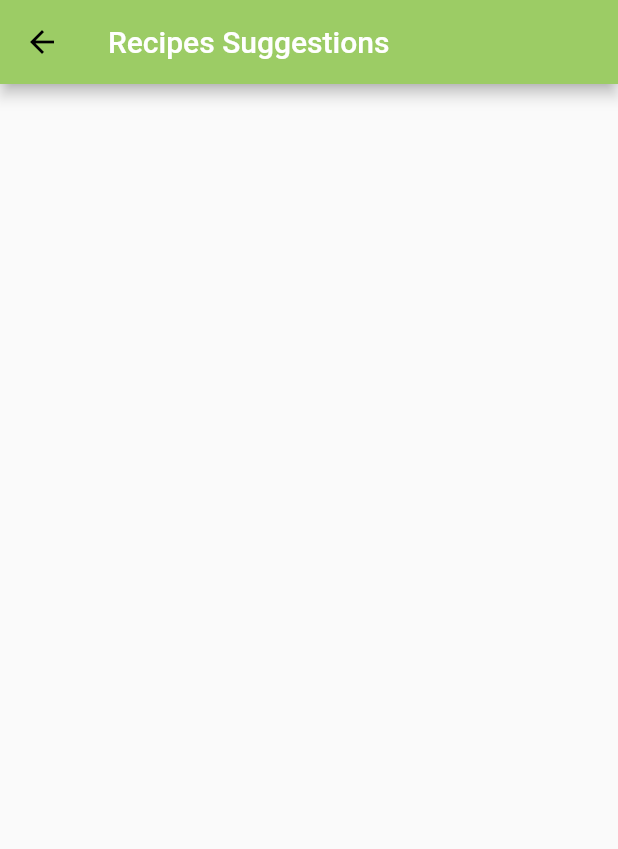
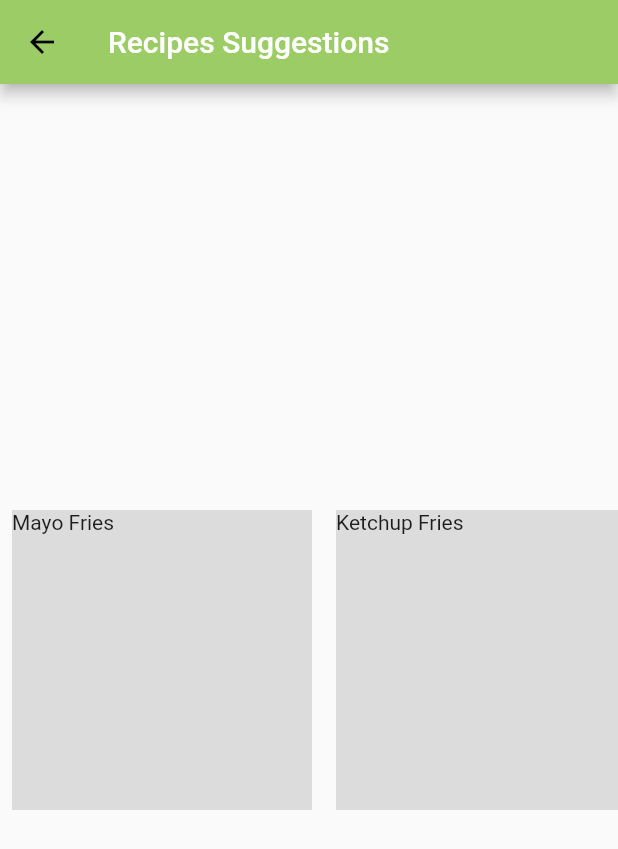
Before and after one commit to MouadhKh/helloFridge, a Flutter app: the RecipesSuggestionsLayout screen opened directly, on a phone screen of 412 x 824 dp. Shown: the top 849 px of the screen. Run offline on Flutter 3.47's test engine with Material 2 defaults, Android fonts, the phone set to English and light mode, and no system bars; missing offline and left inert: sign_button.

Commit message:
horizontal slider for recipes

```diff
--- a/lib/recipes_suggestions_layout.dart
+++ b/lib/recipes_suggestions_layout.dart
@@ -9,12 +9,50 @@ class RecipesSuggestionsLayout extends StatefulWidget {
 }
 
 class _RecipesSuggestionsLayoutState extends State<RecipesSuggestionsLayout> {
+
   @override
   Widget build(BuildContext context) {
     return Scaffold(
         appBar: AppBar(
         title: Text("Recipes Suggestions"),
     ),
+      body: Center(
+          child: SingleChildScrollView(
+            scrollDirection: Axis.horizontal,
+            child: Row(
+              children: [
+                Container(
+                  margin: EdgeInsets.all(8),
+                  height: 200,
+                  width: 200,
+                  color: Colors.black12,
+                  child: Text("Mayo Fries"),
+                ),
+                Container(
+                  margin: EdgeInsets.all(8),
+                  height: 200,
+                  width: 200,
+                  color: Colors.black12,
+                  child: Text("Ketchup Fries"),
+                ),
+                Container(
+                  margin: EdgeInsets.all(8),
+                  height: 200,
+                  width: 200,
+                  color: Colors.black12,
+                  child: Text('Curry Fries'),
+                ),
+                Container(
+                  margin: EdgeInsets.all(8),
+                  height: 200,
+                  width: 200,
+                  color: Colors.black12,
+                  child: Text('Happy Fries'),
+                )
+              ],
+            )
+          )
+      ),
     );
   }
 }
```
